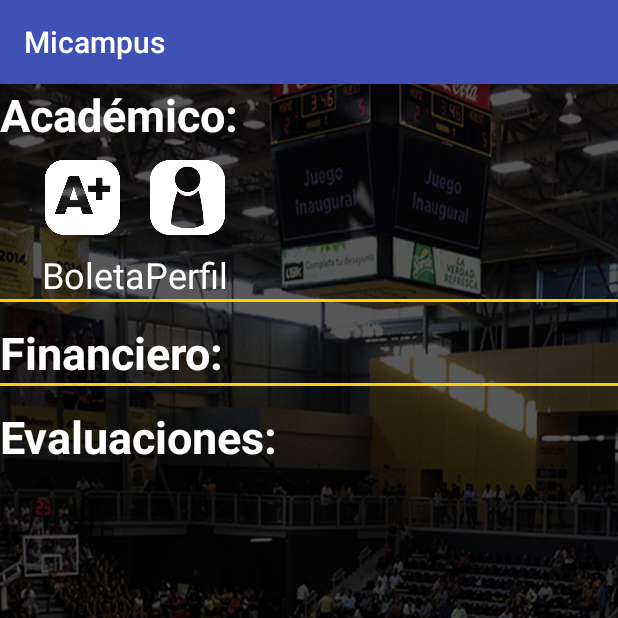
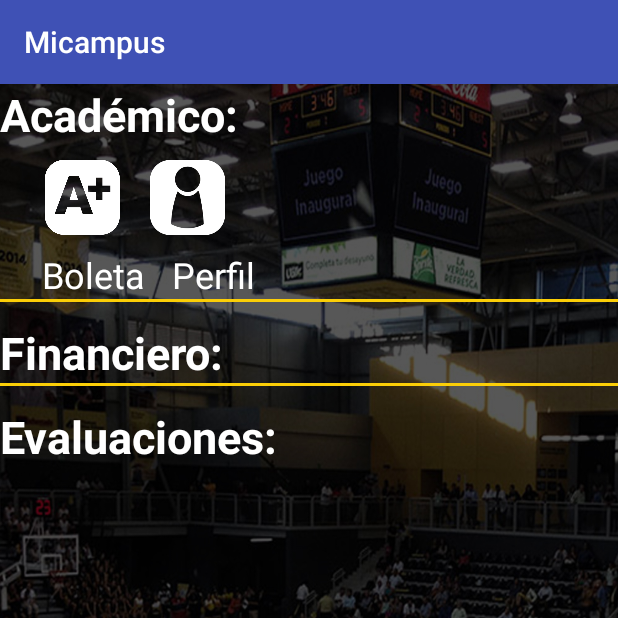
Before and after one commit to AndreaVaGa/IDG195-G7-Vazquez, an Android app: the MainMenuActivity screen opened directly, with no data from a screen before it, on a phone screen of 412 x 824 dp, the top half of it. Run offline under Robolectric (Android 15) with nearby library versions, the phone set to English and light mode, and no system bars; network calls fail.

Commit message:
MainMenu

```diff
--- a/Micampus/app/src/main/res/layout/activity_main_menu.xml
+++ b/Micampus/app/src/main/res/layout/activity_main_menu.xml
@@ -47,6 +47,11 @@
         <TextView
             android:layout_width="wrap_content"
             android:layout_height="wrap_content"
+            android:text="   "
+            android:textSize="24dp"/>
+        <TextView
+            android:layout_width="wrap_content"
+            android:layout_height="wrap_content"
             android:text="Perfil"
             android:textSize="24dp"
             android:textColor="#ffffff"/>
```
